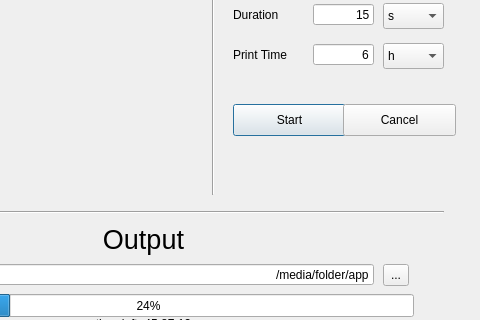
Qt form UI/QT_Engine.ui (MrRomo/Slow-Recorder-) before a commit; both pictures show x 177 to 657 and y 106 to 426 of the 657 by 507 pixel window.
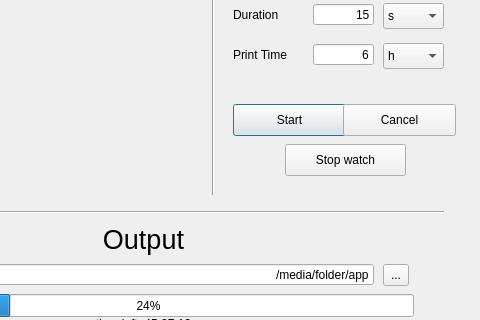
The same form after that commit. Icons and pictures are not drawn.

Commit message: Button Start/Stop implement

```diff
--- a/UI/QT_Engine.ui
+++ b/UI/QT_Engine.ui
@@ -365,6 +365,19 @@
     <set>Qt::AlignCenter</set>
    </property>
   </widget>
+  <widget class="QPushButton" name="stop_watch_button">
+   <property name="geometry">
+    <rect>
+     <x>462</x>
+     <y>250</y>
+     <width>121</width>
+     <height>32</height>
+    </rect>
+   </property>
+   <property name="text">
+    <string>Stop watch</string>
+   </property>
+  </widget>
  </widget>
  <resources/>
  <connections/>
```
The commit also changes 3 other files.
